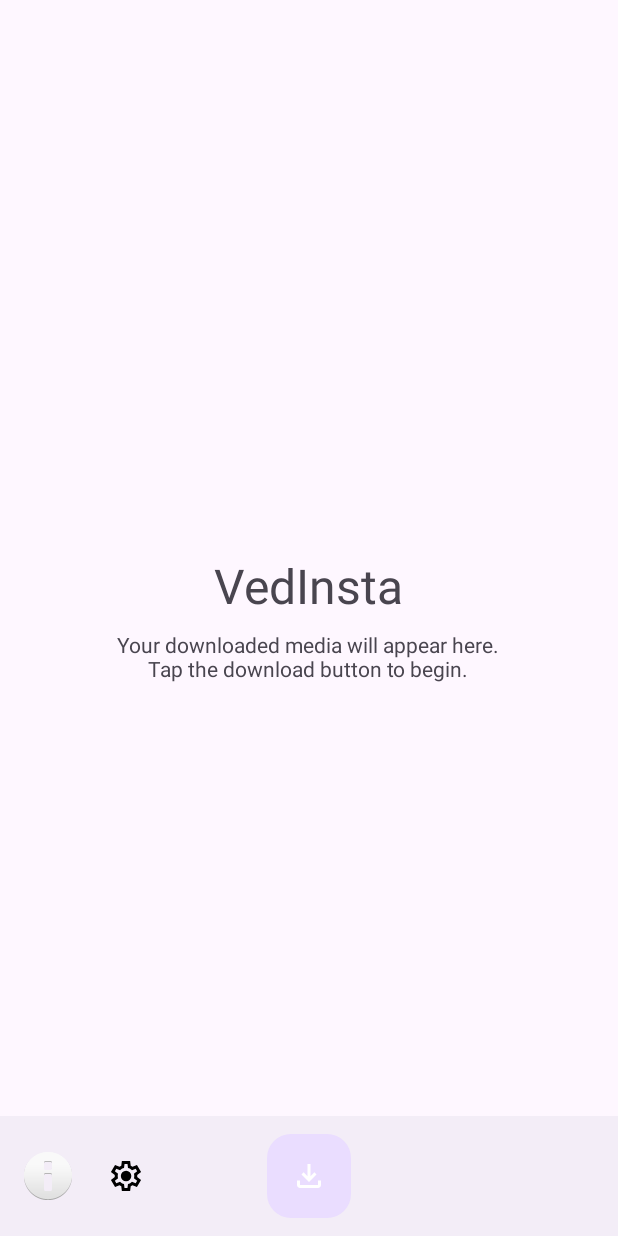
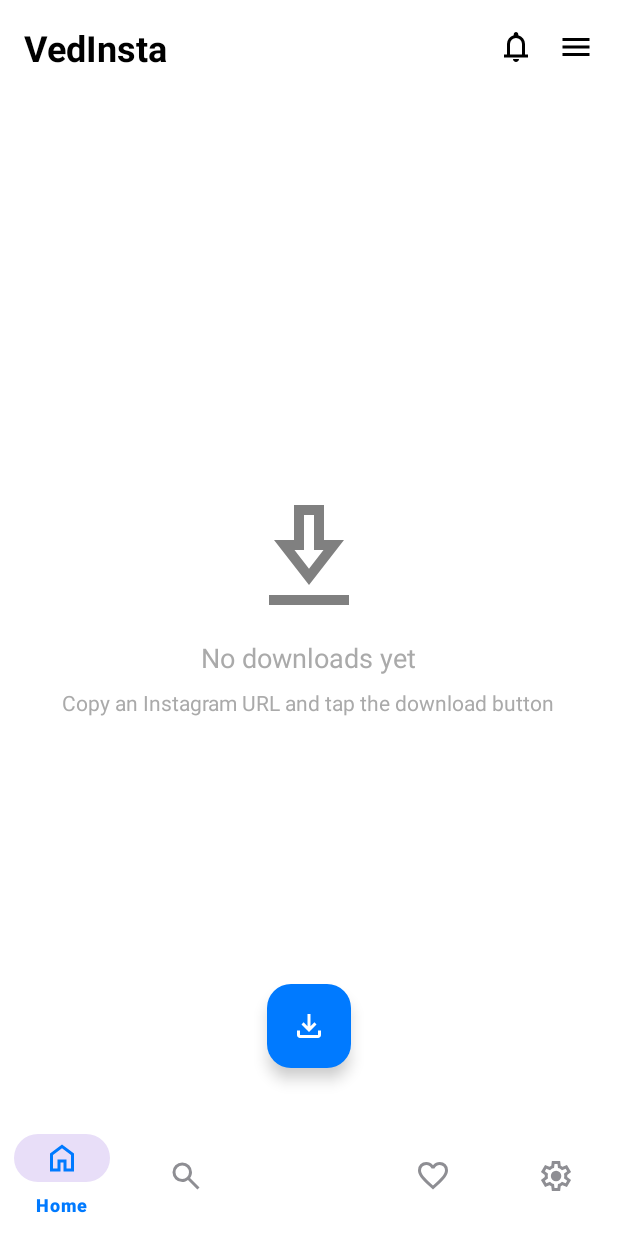
Before and after one commit to DevSon1024/vedinsta-app, an Android app built with Jetpack Compose: the screen it shows after launch (MainActivity), on a phone screen of 412 x 824 dp. Run offline under Robolectric (Android 15) with nearby library versions, the light colour scheme and no system bars; libraries missing offline, so code that uses them is left out: com.chaquo.python; 1 statement that could not run was skipped.

Commit message:
Added New Bottom Navbar for smooth navigation to new pages

```diff
--- a/app/src/main/java/com/devson/vedinsta/MainActivity.kt
+++ b/app/src/main/java/com/devson/vedinsta/MainActivity.kt
@@ -9,6 +9,7 @@
 import android.widget.Toast
 import androidx.appcompat.app.AppCompatActivity
 import androidx.lifecycle.lifecycleScope
+import androidx.recyclerview.widget.GridLayoutManager
 import com.chaquo.python.Python
 import com.devson.vedinsta.databinding.ActivityMainBinding
 import kotlinx.coroutines.Dispatchers
@@ -18,20 +19,55 @@
 class MainActivity : AppCompatActivity() {
 
     private lateinit var binding: ActivityMainBinding
+    private lateinit var postsAdapter: PostsGridAdapter
 
     override fun onCreate(savedInstanceState: Bundle?) {
         super.onCreate(savedInstanceState)
         binding = ActivityMainBinding.inflate(layoutInflater)
         setContentView(binding.root)
 
-        setupBottomBar()
+        setupUI()
+        setupRecyclerView()
+        setupBottomNavigation()
+        setupFab()
     }
 
-    private fun setupBottomBar() {
-        binding.bottomAppBar.replaceMenu(R.menu.bottom_app_bar_menu)
-        binding.bottomAppBar.setOnMenuItemClickListener { menuItem ->
-            when (menuItem.itemId) {
-                R.id.action_settings -> {
+    private fun setupUI() {
+        // Show empty state initially
+        binding.emptyState.visibility = View.VISIBLE
+        binding.rvPosts.visibility = View.GONE
+    }
+
+    private fun setupRecyclerView() {
+        postsAdapter = PostsGridAdapter { post ->
+            // Handle post click - navigate to detail view
+            // You can implement this later
+        }
+
+        binding.rvPosts.apply {
+            layoutManager = GridLayoutManager(this@MainActivity, 3)
+            adapter = postsAdapter
+        }
+    }
+
+    private fun setupBottomNavigation() {
+        binding.bottomNavigation.setOnItemSelectedListener { item ->
+            when (item.itemId) {
+                R.id.nav_home -> {
+                    // Already on home
+                    true
+                }
+                R.id.nav_search -> {
+                    // Navigate to search
+                    Toast.makeText(this, "Search feature coming soon", Toast.LENGTH_SHORT).show()
+                    true
+                }
+                R.id.nav_favorites -> {
+                    // Navigate to favorites
+                    Toast.makeText(this, "Favorites feature coming soon", Toast.LENGTH_SHORT).show()
+                    true
+                }
+                R.id.nav_settings -> {
                     startActivity(Intent(this, SettingsActivity::class.java))
                     true
                 }
@@ -39,6 +75,11 @@
             }
         }
 
+        // Set home as selected by default
+        binding.bottomNavigation.selectedItemId = R.id.nav_home
+    }
+
+    private fun setupFab() {
         binding.fabDownload.setOnClickListener {
             handleDownloadFabClick()
         }
@@ -68,18 +109,31 @@
 
     private fun fetchMediaFromUrl(url: String) {
         binding.progressBar.visibility = View.VISIBLE
+        binding.fabDownload.hide()
+
         lifecycleScope.launch(Dispatchers.IO) {
+            try {
                 val py = Python.getInstance()
                 val pyModule = py.getModule("insta_downloader")
                 val resultJson = pyModule.callAttr("get_media_urls", url).toString()
 
                 withContext(Dispatchers.Main) {
                     binding.progressBar.visibility = View.GONE
+                    binding.fabDownload.show()
+
+                    // Navigate to selection page
                     val intent = Intent(this@MainActivity, DownloadActivity::class.java).apply {
                         putExtra("RESULT_JSON", resultJson)
                     }
                     startActivity(intent)
                 }
+            } catch (e: Exception) {
+                withContext(Dispatchers.Main) {
+                    binding.progressBar.visibility = View.GONE
+                    binding.fabDownload.show()
+                    Toast.makeText(this@MainActivity, "Error: ${e.message}", Toast.LENGTH_LONG).show()
                 }
             }
         }
+    }
+}
--- /dev/null
+++ b/app/src/main/res/color/bottom_nav_color_selector.xml
@@ -0,0 +1,5 @@
+<?xml version="1.0" encoding="utf-8"?>
+<selector xmlns:android="http://schemas.android.com/apk/res/android">
+    <item android:color="@color/bottom_nav_selected" android:state_checked="true" />
+    <item android:color="@color/bottom_nav_unselected" />
+</selector>
--- /dev/null
+++ b/app/src/main/res/drawable/ic_download_large.xml
@@ -0,0 +1,5 @@
+<vector xmlns:android="http://schemas.android.com/apk/res/android" android:height="24dp" android:tint="#000000" android:viewportHeight="960" android:viewportWidth="960" android:width="24dp">
+
+    <path android:fillColor="@android:color/white" android:pathData="M160,880L160,800L800,800L800,880L160,880ZM480,720L200,360L360,360L360,80L600,80L600,360L760,360L480,720ZM480,590L596,440L520,440L520,160L440,160L440,440L364,440L480,590ZM480,440L480,440L480,440L480,440L480,440L480,440L480,440Z"/>
+
+</vector>
--- /dev/null
+++ b/app/src/main/res/drawable/ic_favorite.xml
@@ -0,0 +1,5 @@
+<vector xmlns:android="http://schemas.android.com/apk/res/android" android:height="24dp" android:tint="#000000" android:viewportHeight="960" android:viewportWidth="960" android:width="24dp">
+
+    <path android:fillColor="@android:color/white" android:pathData="M480,840L422,788Q321,697 255,631Q189,565 150,512.5Q111,460 95.5,416Q80,372 80,326Q80,232 143,169Q206,106 300,106Q352,106 399,128Q446,150 480,190Q514,150 561,128Q608,106 660,106Q754,106 817,169Q880,232 880,326Q880,372 864.5,416Q849,460 810,512.5Q771,565 705,631Q639,697 538,788L480,840ZM480,732Q576,646 638,584.5Q700,523 736,477.5Q772,432 786,396.5Q800,361 800,326Q800,266 760,226Q720,186 660,186Q613,186 573,212.5Q533,239 518,280L518,280L442,280L442,280Q427,239 387,212.5Q347,186 300,186Q240,186 200,226Q160,266 160,326Q160,361 174,396.5Q188,432 224,477.5Q260,523 322,584.5Q384,646 480,732ZM480,459Q480,459 480,459Q480,459 480,459Q480,459 480,459Q480,459 480,459Q480,459 480,459Q480,459 480,459Q480,459 480,459Q480,459 480,459L480,459L480,459L480,459Q480,459 480,459Q480,459 480,459Q480,459 480,459Q480,459 480,459Q480,459 480,459Q480,459 480,459Q480,459 480,459Q480,459 480,459Z"/>
+
+</vector>
--- /dev/null
+++ b/app/src/main/res/drawable/ic_home.xml
@@ -0,0 +1,5 @@
+<vector xmlns:android="http://schemas.android.com/apk/res/android" android:height="24dp" android:tint="#000000" android:viewportHeight="960" android:viewportWidth="960" android:width="24dp">
+
+    <path android:fillColor="@android:color/white" android:pathData="M240,760L360,760L360,520L600,520L600,760L720,760L720,400L480,220L240,400L240,760ZM160,840L160,360L480,120L800,360L800,840L520,840L520,600L440,600L440,840L160,840ZM480,490L480,490L480,490L480,490L480,490L480,490L480,490L480,490L480,490Z"/>
+
+</vector>
--- /dev/null
+++ b/app/src/main/res/drawable/ic_menu.xml
@@ -0,0 +1,5 @@
+<vector xmlns:android="http://schemas.android.com/apk/res/android" android:height="24dp" android:tint="#000000" android:viewportHeight="960" android:viewportWidth="960" android:width="24dp">
+
+    <path android:fillColor="@android:color/white" android:pathData="M120,720L120,640L840,640L840,720L120,720ZM120,520L120,440L840,440L840,520L120,520ZM120,320L120,240L840,240L840,320L120,320Z"/>
+
+</vector>
--- /dev/null
+++ b/app/src/main/res/drawable/ic_multiple_images.xml
@@ -0,0 +1,5 @@
+<vector xmlns:android="http://schemas.android.com/apk/res/android" android:height="24dp" android:tint="#000000" android:viewportHeight="960" android:viewportWidth="960" android:width="24dp">
+
+    <path android:fillColor="@android:color/white" android:pathData="M280,800L280,359Q280,326 304,303Q328,280 361,280L800,280Q833,280 856.5,303.5Q880,327 880,360L880,680L680,880L360,880Q327,880 303.5,856.5Q280,833 280,800ZM81,250Q75,217 94,190.5Q113,164 146,158L580,81Q613,75 639.5,94Q666,113 672,146L682,200L600,200L593,160Q593,160 593,160Q593,160 593,160L160,237Q160,237 160,237Q160,237 160,237L200,463L200,742L200,742Q184,733 172.5,718Q161,703 158,684L81,250ZM360,360L360,800Q360,800 360,800Q360,800 360,800L640,800L640,640L800,640L800,360Q800,360 800,360Q800,360 800,360L360,360Q360,360 360,360Q360,360 360,360ZM580,580L580,580Q580,580 580,580Q580,580 580,580L580,580L580,580L580,580Q580,580 580,580Q580,580 580,580L580,580Q580,580 580,580Q580,580 580,580Z"/>
+
+</vector>
--- /dev/null
+++ b/app/src/main/res/drawable/ic_notifications.xml
@@ -0,0 +1,5 @@
+<vector xmlns:android="http://schemas.android.com/apk/res/android" android:height="24dp" android:tint="#000000" android:viewportHeight="960" android:viewportWidth="960" android:width="24dp">
+
+    <path android:fillColor="@android:color/white" android:pathData="M160,760L160,680L240,680L240,400Q240,317 290,252.5Q340,188 420,168L420,140Q420,115 437.5,97.5Q455,80 480,80Q505,80 522.5,97.5Q540,115 540,140L540,168Q620,188 670,252.5Q720,317 720,400L720,680L800,680L800,760L160,760ZM480,460L480,460L480,460L480,460Q480,460 480,460Q480,460 480,460Q480,460 480,460Q480,460 480,460ZM480,880Q447,880 423.5,856.5Q400,833 400,800L560,800Q560,833 536.5,856.5Q513,880 480,880ZM320,680L640,680L640,400Q640,334 593,287Q546,240 480,240Q414,240 367,287Q320,334 320,400L320,680Z"/>
+
+</vector>
--- /dev/null
+++ b/app/src/main/res/drawable/ic_play_circle.xml
@@ -0,0 +1,5 @@
+<vector xmlns:android="http://schemas.android.com/apk/res/android" android:height="24dp" android:tint="#000000" android:viewportHeight="960" android:viewportWidth="960" android:width="24dp">
+
+    <path android:fillColor="@android:color/white" android:pathData="M380,660L660,480L380,300L380,660ZM480,880Q397,880 324,848.5Q251,817 197,763Q143,709 111.5,636Q80,563 80,480Q80,397 111.5,324Q143,251 197,197Q251,143 324,111.5Q397,80 480,80Q563,80 636,111.5Q709,143 763,197Q817,251 848.5,324Q880,397 880,480Q880,563 848.5,636Q817,709 763,763Q709,817 636,848.5Q563,880 480,880ZM480,800Q614,800 707,707Q800,614 800,480Q800,346 707,253Q614,160 480,160Q346,160 253,253Q160,346 160,480Q160,614 253,707Q346,800 480,800ZM480,480Q480,480 480,480Q480,480 480,480Q480,480 480,480Q480,480 480,480Q480,480 480,480Q480,480 480,480Q480,480 480,480Q480,480 480,480Z"/>
+
+</vector>
--- /dev/null
+++ b/app/src/main/res/drawable/ic_search.xml
@@ -0,0 +1,5 @@
+<vector xmlns:android="http://schemas.android.com/apk/res/android" android:height="24dp" android:tint="#000000" android:viewportHeight="960" android:viewportWidth="960" android:width="24dp">
+
+    <path android:fillColor="@android:color/white" android:pathData="M784,840L532,588Q502,612 463,626Q424,640 380,640Q271,640 195.5,564.5Q120,489 120,380Q120,271 195.5,195.5Q271,120 380,120Q489,120 564.5,195.5Q640,271 640,380Q640,424 626,463Q612,502 588,532L840,784L784,840ZM380,560Q455,560 507.5,507.5Q560,455 560,380Q560,305 507.5,252.5Q455,200 380,200Q305,200 252.5,252.5Q200,305 200,380Q200,455 252.5,507.5Q305,560 380,560Z"/>
+
+</vector>
--- /dev/null
+++ b/app/src/main/res/drawable/placeholder_image.xml
@@ -0,0 +1,5 @@
+<vector xmlns:android="http://schemas.android.com/apk/res/android" android:height="24dp" android:tint="#000000" android:viewportHeight="960" android:viewportWidth="960" android:width="24dp">
+
+    <path android:fillColor="@android:color/white" android:pathData="M200,840Q167,840 143.5,816.5Q120,793 120,760L120,200Q120,167 143.5,143.5Q167,120 200,120L760,120Q793,120 816.5,143.5Q840,167 840,200L840,760Q840,793 816.5,816.5Q793,840 760,840L200,840ZM200,760L760,760Q760,760 760,760Q760,760 760,760L760,200Q760,200 760,200Q760,200 760,200L200,200Q200,200 200,200Q200,200 200,200L200,760Q200,760 200,760Q200,760 200,760ZM240,680L720,680L570,480L450,640L360,520L240,680ZM200,760Q200,760 200,760Q200,760 200,760L200,200Q200,200 200,200Q200,200 200,200L200,200Q200,200 200,200Q200,200 200,200L200,760Q200,760 200,760Q200,760 200,760Z"/>
+
+</vector>
--- a/app/src/main/res/layout/activity_main.xml
+++ b/app/src/main/res/layout/activity_main.xml
@@ -1,55 +1,144 @@
 <?xml version="1.0" encoding="utf-8"?>
-<androidx.coordinatorlayout.widget.CoordinatorLayout xmlns:android="http://schemas.android.com/apk/res/android"
+<androidx.constraintlayout.widget.ConstraintLayout xmlns:android="http://schemas.android.com/apk/res/android"
     xmlns:app="http://schemas.android.com/apk/res-auto"
     xmlns:tools="http://schemas.android.com/tools"
     android:layout_width="match_parent"
     android:layout_height="match_parent"
+    android:background="@android:color/white"
     tools:context=".MainActivity">
+
+    <!-- Top Bar -->
+    <androidx.appcompat.widget.Toolbar
+        android:id="@+id/toolbar"
+        android:layout_width="match_parent"
+        android:layout_height="wrap_content"
+        android:background="@android:color/white"
+        android:elevation="2dp"
+        app:layout_constraintEnd_toEndOf="parent"
+        app:layout_constraintStart_toStartOf="parent"
+        app:layout_constraintTop_toTopOf="parent">
 
         <LinearLayout
             android:layout_width="match_parent"
+            android:layout_height="wrap_content"
+            android:gravity="center_vertical"
+            android:orientation="horizontal">
+
+            <TextView
+                android:layout_width="0dp"
+                android:layout_height="wrap_content"
+                android:layout_weight="1"
+                android:text="VedInsta"
+                android:textColor="@android:color/black"
+                android:textSize="24sp"
+                android:textStyle="bold" />
+
+            <ImageView
+                android:id="@+id/iv_notification"
+                android:layout_width="24dp"
+                android:layout_height="24dp"
+                android:layout_marginEnd="16dp"
+                android:src="@drawable/ic_notifications"
+                android:contentDescription="Notifications" />
+
+            <ImageView
+                android:id="@+id/iv_menu"
+                android:layout_width="24dp"
+                android:layout_height="24dp"
+                android:layout_marginEnd="16dp"
+                android:src="@drawable/ic_menu"
+                android:contentDescription="Menu" />
+
+        </LinearLayout>
+
+    </androidx.appcompat.widget.Toolbar>
+
+    <!-- Main Content Area -->
+    <FrameLayout
+        android:id="@+id/main_content"
+        android:layout_width="0dp"
+        android:layout_height="0dp"
+        app:layout_constraintBottom_toTopOf="@+id/bottom_navigation"
+        app:layout_constraintEnd_toEndOf="parent"
+        app:layout_constraintStart_toStartOf="parent"
+        app:layout_constraintTop_toBottomOf="@+id/toolbar">
+
+        <!-- Grid RecyclerView for displaying posts -->
+        <androidx.recyclerview.widget.RecyclerView
+            android:id="@+id/rv_posts"
+            android:layout_width="match_parent"
+            android:layout_height="match_parent"
+            android:padding="4dp"
+            tools:listitem="@layout/item_post_grid" />
+
+        <!-- Empty state when no content -->
+        <LinearLayout
+            android:id="@+id/empty_state"
+            android:layout_width="match_parent"
             android:layout_height="match_parent"
             android:gravity="center"
-        android:orientation="vertical">
+            android:orientation="vertical"
+            android:visibility="visible">
+
+            <ImageView
+                android:layout_width="80dp"
+                android:layout_height="80dp"
+                android:layout_marginBottom="16dp"
+                android:alpha="0.5"
+                android:src="@drawable/ic_download_large" />
 
             <TextView
                 android:layout_width="wrap_content"
                 android:layout_height="wrap_content"
-            android:text="VedInsta"
-            android:textAppearance="@style/TextAppearance.Material3.HeadlineLarge" />
+                android:text="No downloads yet"
+                android:textSize="18sp"
+                android:textColor="@android:color/darker_gray" />
 
             <TextView
                 android:layout_width="wrap_content"
                 android:layout_height="wrap_content"
                 android:layout_marginTop="8dp"
-            android:text="Your downloaded media will appear here.\nTap the download button to begin."
-            android:textAlignment="center" />
+                android:text="Copy an Instagram URL and tap the download button"
+                android:textAlignment="center"
+                android:textColor="@android:color/darker_gray" />
+
         </LinearLayout>
 
+        <!-- Progress Bar -->
         <ProgressBar
             android:id="@+id/progress_bar"
             android:layout_width="wrap_content"
             android:layout_height="wrap_content"
             android:layout_gravity="center"
-        android:visibility="gone"
-        tools:visibility="visible" />
+            android:visibility="gone" />
 
-    <com.google.android.material.bottomappbar.BottomAppBar
-        android:id="@+id/bottom_app_bar"
-        android:layout_width="match_parent"
+    </FrameLayout>
+
+    <!-- Bottom Navigation -->
+    <com.google.android.material.bottomnavigation.BottomNavigationView
+        android:id="@+id/bottom_navigation"
+        android:layout_width="0dp"
         android:layout_height="wrap_content"
-        android:layout_gravity="bottom"
-        app:fabAlignmentMode="center"
-        app:fabCradleMargin="10dp"
-        app:fabCradleRoundedCornerRadius="10dp"
-        app:hideOnScroll="true" />
+        android:background="@android:color/white"
+        android:elevation="8dp"
+        app:itemIconTint="@color/bottom_nav_color_selector"
+        app:itemTextColor="@color/bottom_nav_color_selector"
+        app:layout_constraintBottom_toBottomOf="parent"
+        app:layout_constraintEnd_toEndOf="parent"
+        app:layout_constraintStart_toStartOf="parent"
+        app:menu="@menu/bottom_navigation_menu" />
 
+    <!-- Floating Action Button for Download -->
     <com.google.android.material.floatingactionbutton.FloatingActionButton
         android:id="@+id/fab_download"
         android:layout_width="wrap_content"
         android:layout_height="wrap_content"
+        android:layout_marginBottom="32dp"
+        android:backgroundTint="@color/fab_color"
         android:src="@drawable/ic_download"
-        app:layout_anchor="@id/bottom_app_bar"
+        app:layout_constraintBottom_toTopOf="@+id/bottom_navigation"
+        app:layout_constraintEnd_toEndOf="parent"
+        app:layout_constraintStart_toStartOf="parent"
         app:tint="@android:color/white" />
 
-</androidx.coordinatorlayout.widget.CoordinatorLayout>
+</androidx.constraintlayout.widget.ConstraintLayout>
--- /dev/null
+++ b/app/src/main/res/menu/bottom_navigation_menu.xml
@@ -0,0 +1,30 @@
+<?xml version="1.0" encoding="utf-8"?>
+<menu xmlns:android="http://schemas.android.com/apk/res/android">
+
+    <item
+        android:id="@+id/nav_home"
+        android:icon="@drawable/ic_home"
+        android:title="Home" />
+
+    <item
+        android:id="@+id/nav_search"
+        android:icon="@drawable/ic_search"
+        android:title="Search" />
+
+    <item
+        android:id="@+id/nav_placeholder"
+        android:icon="@android:color/transparent"
+        android:title=""
+        android:enabled="false" />
+
+    <item
+        android:id="@+id/nav_favorites"
+        android:icon="@drawable/ic_favorite"
+        android:title="Favorites" />
+
+    <item
+        android:id="@+id/nav_settings"
+        android:icon="@drawable/ic_settings"
+        android:title="Settings" />
+
+</menu>
--- a/app/src/main/res/values/colors.xml
+++ b/app/src/main/res/values/colors.xml
@@ -7,4 +7,7 @@
     <color name="teal_700">#FF018786</color>
     <color name="black">#FF000000</color>
     <color name="white">#FFFFFFFF</color>
+    <color name="fab_color">#007AFF</color>
+    <color name="bottom_nav_selected">#007AFF</color>
+    <color name="bottom_nav_unselected">#8E8E93</color>
 </resources>
```
Also changed, not shown: app/src/main/java/com/devson/vedinsta/PostGridAdapter.kt (added, +69 -0 lines), app/src/main/res/layout/item_post_grid.xml (added, +36 -0 lines). Lines whose indentation alone changed are shown as unchanged.
